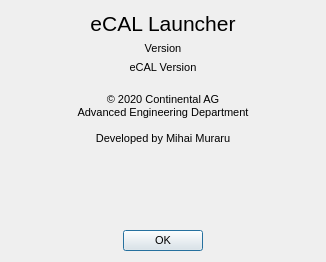
Old version of the form app/util/launcher/src/about_dialog.ui in the repository eclipse-ecal/ecal.
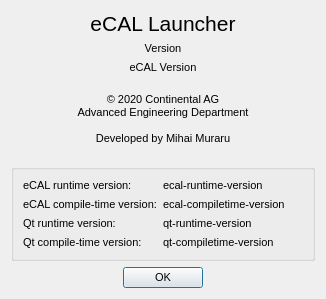
New version of the form. Icons and pictures are not drawn.

Commit message: [GUI Apps] Added eCAL and Qt runtime and compile-time versions to the about dialog

```diff
--- a/app/util/launcher/src/about_dialog.ui
+++ b/app/util/launcher/src/about_dialog.ui
@@ -70,7 +70,6 @@
 Advanced Engineering Department
 
 Developed by Mihai Muraru
-
 </string>
      </property>
      <property name="textFormat">
@@ -81,6 +80,68 @@
      </property>
     </widget>
    </item>
+   <item>
+    <widget class="QGroupBox" name="lib_versions_groupbox">
+     <layout class="QFormLayout" name="lib_vresions_groupbox_layout">
+      <item row="2" column="0">
+       <widget class="QLabel" name="qt_runtime_rowlabel">
+        <property name="text">
+         <string>Qt runtime version:</string>
+        </property>
+       </widget>
+      </item>
+      <item row="2" column="1">
+       <widget class="QLabel" name="qt_runtime_version_string_label">
+        <property name="text">
+         <string>qt-runtime-version</string>
+        </property>
+       </widget>
+      </item>
+      <item row="0" column="0">
+       <widget class="QLabel" name="ecal_runtime_rowlabel">
+        <property name="text">
+         <string>eCAL runtime version:</string>
+        </property>
+       </widget>
+      </item>
+      <item row="0" column="1">
+       <widget class="QLabel" name="ecal_runtime_version_string_label">
+        <property name="text">
+         <string>ecal-runtime-version</string>
+        </property>
+       </widget>
+      </item>
+      <item row="1" column="0">
+       <widget class="QLabel" name="ecal_compiletime_rowlabel">
+        <property name="text">
+         <string>eCAL compile-time version:</string>
+        </property>
+       </widget>
+      </item>
+      <item row="1" column="1">
+       <widget class="QLabel" name="ecal_compiletime_versin_string_label">
+        <property name="text">
+         <string>ecal-compiletime-version</string>
+        </property>
+       </widget>
+      </item>
+      <item row="3" column="0">
+       <widget class="QLabel" name="qt_compiletime_rowlabel">
+        <property name="text">
+         <string>Qt compile-time version:</string>
+        </property>
+       </widget>
+      </item>
+      <item row="3" column="1">
+       <widget class="QLabel" name="qt_compiletime_version_string_label">
+        <property name="text">
+         <string>qt-compiletime-version</string>
+        </property>
+       </widget>
+      </item>
+     </layout>
+    </widget>
+   </item>
    <item>
     <spacer name="verticalSpacer">
      <property name="orientation">
```
The commit also changes 9 other files.
